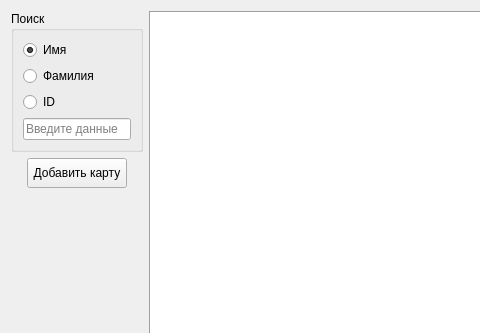
Before: the Qt Designer form src/searchaccountwidget.ui in libjournaldev/libjournal, drawn with Qt 5; both pictures show x 0 to 480 and y 0 to 333 of the 734 by 497 pixel window.
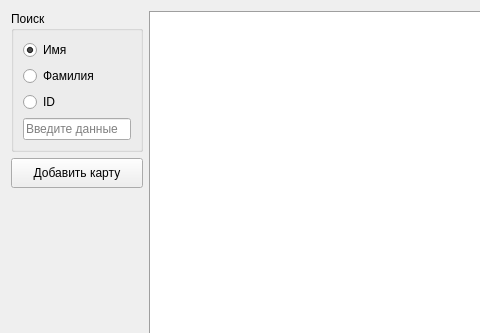
After: the same form once the commit is applied. Icons and pictures are not drawn.

```diff
--- a/src/searchaccountwidget.ui
+++ b/src/searchaccountwidget.ui
@@ -95,7 +95,7 @@
        </layout>
       </widget>
      </item>
-     <item alignment="Qt::AlignHCenter">
+     <item>
       <widget class="QPushButton" name="addAccountButton">
        <property name="sizePolicy">
         <sizepolicy hsizetype="Preferred" vsizetype="Preferred">
```
Left out of the diff: 5 changed lines with no effect on the pictures.
